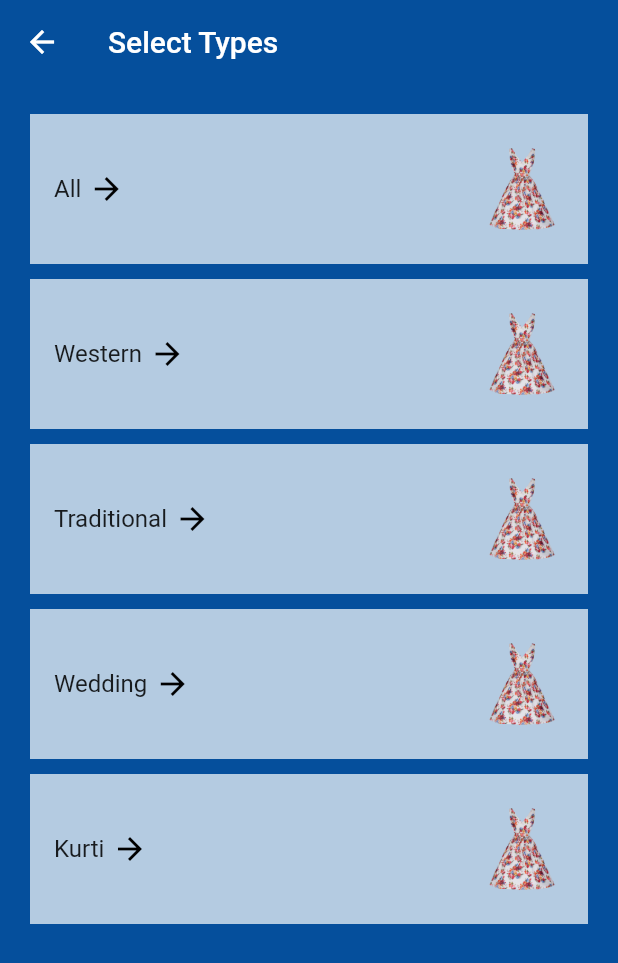
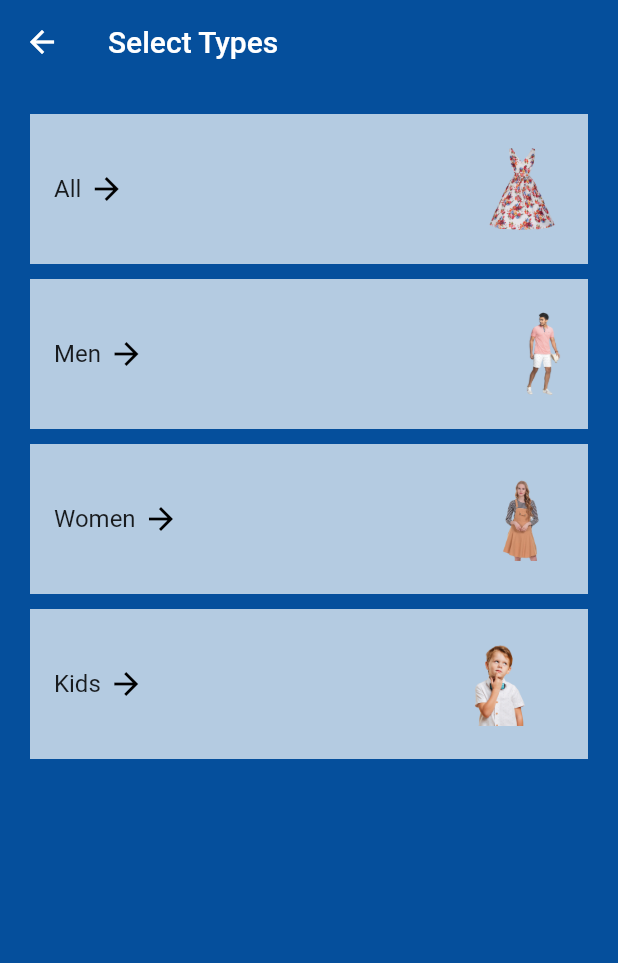
Before and after one commit to Smit1400/Ecommerce-App, a Flutter app: the screen it shows after launch, after a tap on "Select Types", on a phone screen of 412 x 824 dp. Shown: the top 963 px of the screen. Run offline on Flutter 3.47's test engine with Material 2 defaults, Android fonts, the phone set to English and light mode, and no system bars; our stand-ins replace cloud_firestore, firebase_auth, firebase_storage, fluttertoast, image_picker; missing offline and left inert: mailer, razorpay_flutter; accounts and stored records are empty.

Commit message:
minor changes

```diff
--- a/lib/app/add_dress_page.dart
+++ b/lib/app/add_dress_page.dart
@@ -117,7 +117,7 @@ class _AddDresspageState extends State<AddDresspage> {
               ),
               radius: 20,
             ),
-            Text('Upload a dress'),
+            Text('Upload a Product'),
           ],
         ),
       ),
@@ -211,7 +211,7 @@ class _AddDresspageState extends State<AddDresspage> {
           ),
         ),
         child: Text(
-          'Upload Dress',
+          'Upload Product',
           style: TextStyle(
             fontWeight: FontWeight.bold,
           ),
--- a/lib/app/products_list_page.dart
+++ b/lib/app/products_list_page.dart
@@ -267,7 +267,7 @@ class _ProductsListPageState extends State<ProductsListPage>
                                     child: Row(
                                       children: <Widget>[
                                         Text(
-                                          'Sell a dress',
+                                          'Sell a Product',
                                           style: TextStyle(fontSize: 18),
                                         ),
                                         SizedBox(width: 10),
--- a/lib/app/select_types_page.dart
+++ b/lib/app/select_types_page.dart
@@ -4,7 +4,12 @@ import 'package:flutter/material.dart';
 class SelectTypesPage extends StatelessWidget {
   @override
   Widget build(BuildContext context) {
-    List types = ['All', 'Western', 'Traditional', 'Wedding', 'Kurti'];
+    List types = [
+      {'title': 'All', 'img': 'images/dress.png'},
+      {'title': 'Men', 'img': 'images/men.png'},
+      {'title': 'Women', 'img': 'images/women.png'},
+      {'title': 'Kids', 'img': 'images/kids.png'}
+    ];
     return Scaffold(
       backgroundColor: backgroundColor,
       appBar: AppBar(
@@ -20,7 +25,7 @@ class SelectTypesPage extends StatelessWidget {
           itemBuilder: (context, index) {
             return InkWell(
               onTap: () {
-                Navigator.pop(context, '${types[index]}');
+                Navigator.pop(context, '${types[index]["title"]}');
               },
               child: Container(
                 height: 100,
@@ -31,7 +36,7 @@ class SelectTypesPage extends StatelessWidget {
                   child: ListTile(
                     title: Row(
                       children: <Widget>[
-                        Text('${types[index]}'),
+                        Text('${types[index]["title"]}'),
                         SizedBox(width: 5),
                         Icon(
                           Icons.arrow_forward,
@@ -39,7 +44,7 @@ class SelectTypesPage extends StatelessWidget {
                         )
                       ],
                     ),
-                    trailing: Image.asset('images/dress.png'),
+                    trailing: Image.asset('${types[index]["img"]}'),
                   ),
                 ),
               ),
```
Also changed, not shown: images/kids.png (added), images/men.png (added), images/women.png (added).
